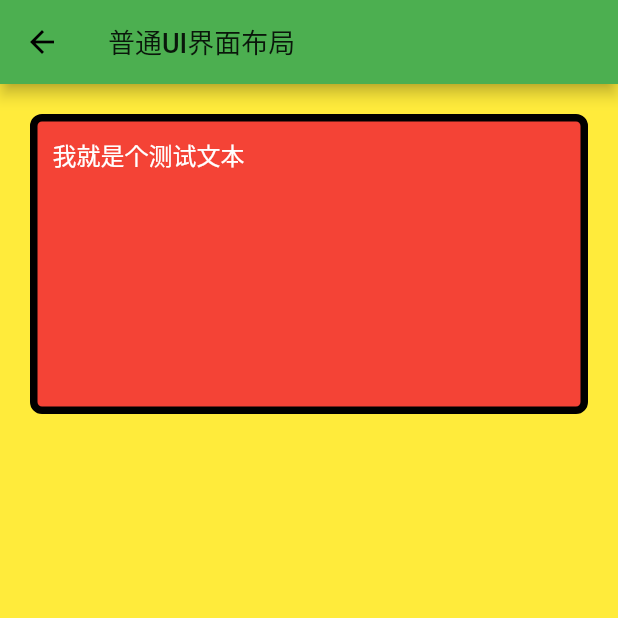
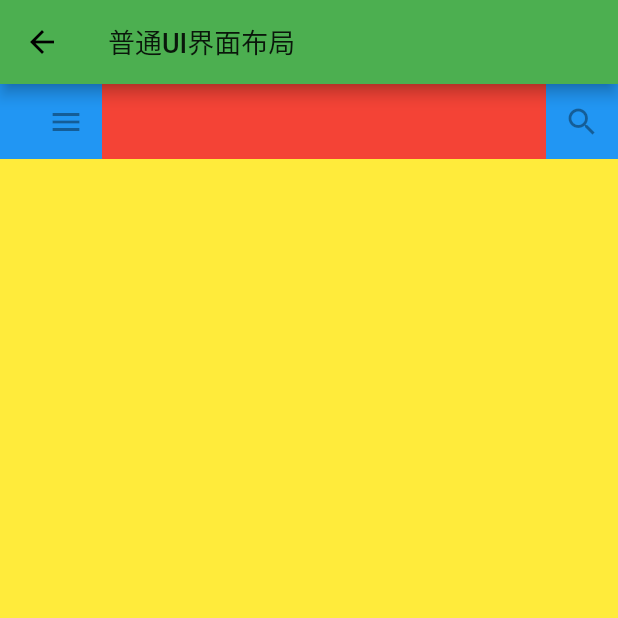
Before and after one commit to opvexe/FlutterNews, a Flutter app: the normalContrller screen opened directly, on a phone screen of 412 x 824 dp, the top half of it. Run offline on Flutter 3.47's test engine with Material 2 defaults, Android fonts, the phone set to English and light mode, and no system bars.

Commit message:
no message

```diff
--- a/myapp/lib/Page/normalController.dart
+++ b/myapp/lib/Page/normalController.dart
@@ -18,10 +18,49 @@ class _normalContrllerState extends State<normalContrller> {
           style: new TextStyle(fontSize: 18.0, fontStyle: FontStyle.normal),
         ),
       ),
-      body: _contentViewessWidget(),
+      body: listContentView(),
     );
   }
 }
+
+class listContentView extends StatefulWidget {
+  @override
+  _listContentViewState createState() => _listContentViewState();
+}
+
+class _listContentViewState extends State<listContentView> {
+
+  @override
+  Widget build(BuildContext context) {
+    return Container(
+      height: 50.0,
+      padding: const EdgeInsets.only(left: 20.0),
+      decoration: new BoxDecoration(color: Colors.blue),
+      child: new Row(  //行布局
+        children: <Widget>[
+          new IconButton(
+            icon: new Icon(Icons.menu),
+            tooltip: 'Button按钮',
+            onPressed: null,
+          ),
+          new Expanded(
+            flex: 1,
+            child: new Container(
+              width: 100.0,
+              color: Colors.red,
+            ),
+          ),
+          new IconButton(
+            icon: new Icon(Icons.search),
+            tooltip: 'Button搜索',
+            onPressed: null,
+          ),
+        ],
+      ),
+    );
+  }
+}
+
 
 ///MARK: 创建不可变视图 200.0 高100.0
 class _contentViewessWidget extends StatelessWidget {
@@ -65,32 +104,32 @@ class _contentViewessWidget extends StatelessWidget {
   }
 }
 
-class _userInfolessWidget extends StatelessWidget {
-  @override
-  Widget build(BuildContext context) {
-    return new Expanded(
-      flex: 1,
-      child: new Center(
-        child: new Row(
-          mainAxisAlignment: MainAxisAlignment.start,
-          mainAxisSize: MainAxisSize.max,
-          crossAxisAlignment: CrossAxisAlignment.center,
-          children: <Widget>[
-            new Container(
-              color: Colors.red,
-            ),
-            new Padding(padding: new EdgeInsets.only(left: 5.0)),
-            new Container(
-              width: 60.0,
-              height: 20.0,
-              color: Colors.green,
-            )
-          ],
-        ),
-      ),
-    );
-  }
-}
+// class _userInfolessWidget extends StatelessWidget {
+//   @override
+//   Widget build(BuildContext context) {
+//     return new Expanded(
+//       flex: 1,
+//       child: new Center(
+//         child: new Row(
+//           mainAxisAlignment: MainAxisAlignment.start,
+//           mainAxisSize: MainAxisSize.max,
+//           crossAxisAlignment: CrossAxisAlignment.center,
+//           children: <Widget>[
+//             new Container(
+//               color: Colors.red,
+//             ),
+//             new Padding(padding: new EdgeInsets.only(left: 5.0)),
+//             new Container(
+//               width: 60.0,
+//               height: 20.0,
+//               color: Colors.green,
+//             )
+//           ],
+//         ),
+//       ),
+//     );
+//   }
+// }
 
 // ///MARK: 创建可变视图
 // class  contentViewfulWidget extends StatefulWidget {
```
Also changed, not shown: myapp/lib/AppBar/appbar.dart (added, +93 -0 lines), myapp/lib/Page/homeController.dart (+13 -7 lines).
